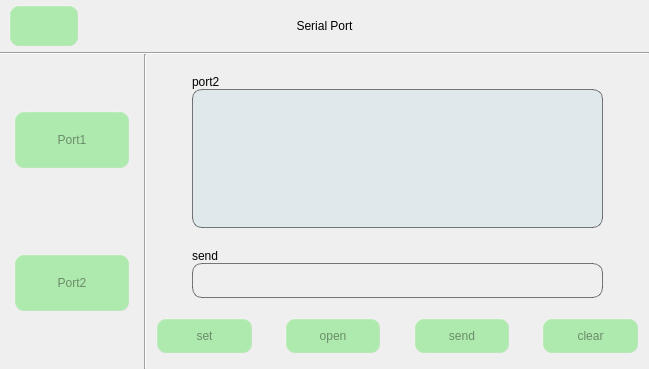
jizizihe/baijie_demo, file serial.ui: the form before one commit.
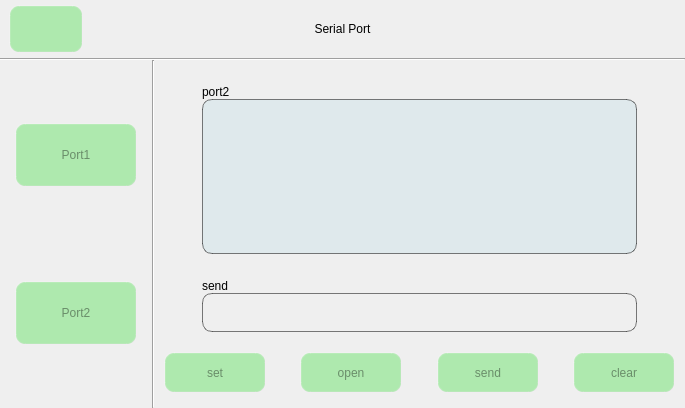
The form after the commit. The open tabs and pages were chosen to show the change. Icons and pictures are not drawn.

```diff
--- a/serial.ui
+++ b/serial.ui
@@ -9,8 +9,8 @@
    <rect>
     <x>0</x>
     <y>0</y>
-    <width>649</width>
-    <height>369</height>
+    <width>685</width>
+    <height>408</height>
    </rect>
   </property>
   <property name="sizePolicy">
```
Left out of the diff: 6 changed lines with no effect on the pictures.
